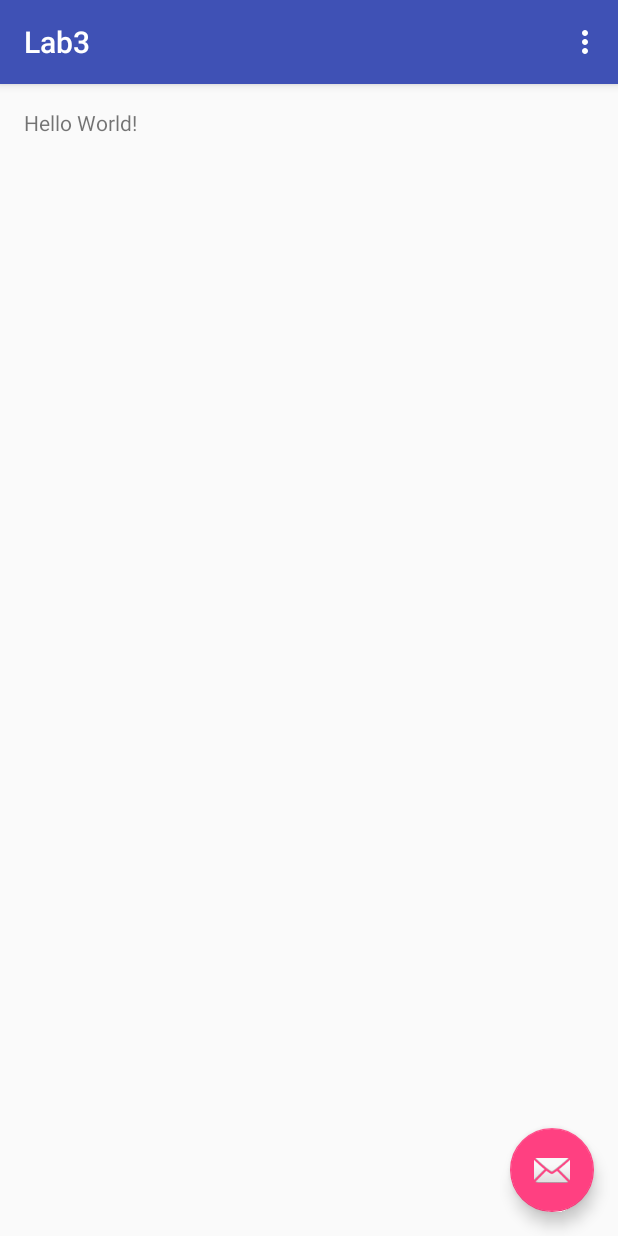
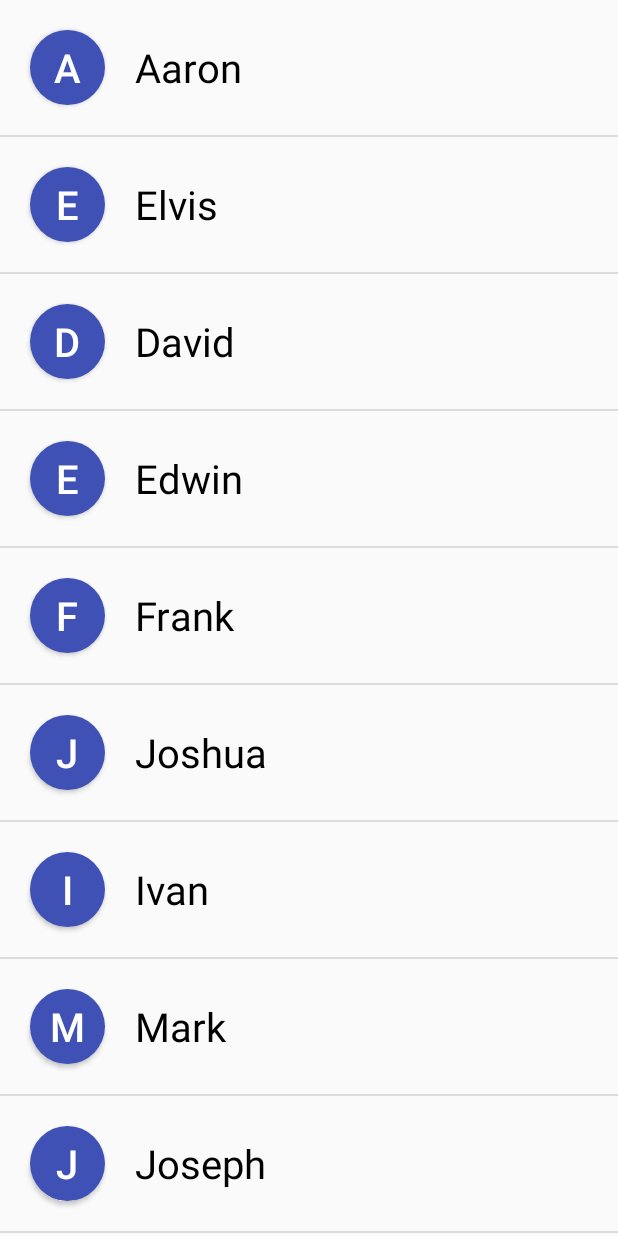
Before and after one commit to OREOmini/Experiment3, an Android app: the screen it shows after launch (MainActivity), on a phone screen of 412 x 824 dp. Run offline under Robolectric (Android 15) with nearby library versions, the phone set to English and light mode, and no system bars.

Commit message:
Finish MyAdpter
main view completed

```diff
--- a/app/src/main/AndroidManifest.xml
+++ b/app/src/main/AndroidManifest.xml
@@ -1,17 +1,17 @@
 <?xml version="1.0" encoding="utf-8"?>
 <manifest xmlns:android="http://schemas.android.com/apk/res/android"
-    package="com.example.wangyunwen.lab3">
+    package="com.example.wangyunwen.lab3" >
 
     <application
         android:allowBackup="true"
         android:icon="@mipmap/ic_launcher"
         android:label="@string/app_name"
         android:supportsRtl="true"
-        android:theme="@style/AppTheme">
+        android:theme="@style/AppTheme" >
         <activity
             android:name=".MainActivity"
             android:label="@string/app_name"
-            android:theme="@style/AppTheme.NoActionBar">
+            android:theme="@style/AppTheme.NoActionBar" >
             <intent-filter>
                 <action android:name="android.intent.action.MAIN" />
 
--- /dev/null
+++ b/app/src/main/java/com/example/wangyunwen/lab3/Contact.java
@@ -0,0 +1,36 @@
+package com.example.wangyunwen.lab3;
+
+/**
+ * Created by wangyunwen on 16/10/13.
+ */
+public class Contact {
+    private String name;
+    private String phoneNum;
+    private String location;
+    private String category;
+    private String backgroundColor;
+
+    public Contact(String n, String pn, String c, String l, String bc) {
+        name = n;
+        phoneNum = pn;
+        category = c;
+        location = l;
+        backgroundColor = bc;
+    }
+
+    String getName() {
+        return name;
+    }
+    String getPhoneNum() {
+        return phoneNum;
+    }
+    String getCategory() {
+        return category;
+    }
+    String getLocation() {
+        return location;
+    }
+    String getBackgroundColor() {
+        return backgroundColor;
+    }
+}
--- a/app/src/main/java/com/example/wangyunwen/lab3/MainActivity.java
+++ b/app/src/main/java/com/example/wangyunwen/lab3/MainActivity.java
@@ -8,45 +8,52 @@ import android.support.v7.widget.Toolbar;
 import android.view.View;
 import android.view.Menu;
 import android.view.MenuItem;
+import android.widget.AdapterView;
+import android.widget.ListView;
+
+import java.util.ArrayList;
+import java.util.List;
 
 public class MainActivity extends AppCompatActivity {
+    List<Contact> list = new ArrayList<Contact>();
 
     @Override
     protected void onCreate(Bundle savedInstanceState) {
         super.onCreate(savedInstanceState);
         setContentView(R.layout.activity_main);
-        Toolbar toolbar = (Toolbar) findViewById(R.id.toolbar);
-        setSupportActionBar(toolbar);
 
-        FloatingActionButton fab = (FloatingActionButton) findViewById(R.id.fab);
-        fab.setOnClickListener(new View.OnClickListener() {
+        putData();
+
+        ListView contact_list = (ListView) findViewById(R.id.contact_list);
+        MyAdapter myAdapter = new MyAdapter(this, list);
+        contact_list.setAdapter(myAdapter);
+
+        contact_list.setOnItemClickListener(new AdapterView.OnItemClickListener() {
             @Override
-            public void onClick(View view) {
-                Snackbar.make(view, "Replace with your own action", Snackbar.LENGTH_LONG)
-                        .setAction("Action", null).show();
+            public void onItemClick(AdapterView<?> parent, View view, int position, long id) {
+
+            }
+        });
+
+        contact_list.setOnItemLongClickListener(new AdapterView.OnItemLongClickListener() {
+            @Override
+            public boolean onItemLongClick(AdapterView<?> parent, View view, int position, long id) {
+                return false;
             }
         });
     }
 
-    @Override
-    public boolean onCreateOptionsMenu(Menu menu) {
-        // Inflate the menu; this adds items to the action bar if it is present.
-        getMenuInflater().inflate(R.menu.menu_main, menu);
-        return true;
-    }
+    private void putData() {
 
-    @Override
-    public boolean onOptionsItemSelected(MenuItem item) {
-        // Handle action bar item clicks here. The action bar will
-        // automatically handle clicks on the Home/Up button, so long
-        // as you specify a parent activity in AndroidManifest.xml.
-        int id = item.getItemId();
-
-        //noinspection SimplifiableIfStatement
-        if (id == R.id.action_settings) {
-            return true;
-        }
-
-        return super.onOptionsItemSelected(item);
+        list.add(new Contact("Aaron","17715523654","手机","江苏苏州电信","BB4C3B"));
+        list.add(new Contact("Elvis","18825653224","手机","广东揭阳移动","c48d30"));
+        list.add(new Contact("David","15052116654","手机","江苏无锡移动","4469b0"));
+        list.add(new Contact("Edwin","18854211875","手机","山东青岛移动","20A17B"));
+        list.add(new Contact("Frank","13955188541","手机","安徽合肥移动","BB4C3B"));
+        list.add(new Contact("Joshua","13621574410","手机","江苏苏州移动","c48d30"));
+        list.add(new Contact("Ivan","15684122771","手机","山东烟台联通","4469b0"));
+        list.add(new Contact("Mark","17765213579","手机","广东珠海电信","20A17B"));
+        list.add(new Contact("Joseph","13315466578","手机","河北石家庄电信","BB4C3B"));
+        list.add(new Contact("Phoebe","17895466428","手机","山东东营移动","c48d30"));
     }
 }
--- /dev/null
+++ b/app/src/main/java/com/example/wangyunwen/lab3/MyAdapter.java
@@ -0,0 +1,80 @@
+package com.example.wangyunwen.lab3;
+
+import java.lang.String;
+
+import android.content.Context;
+import android.view.LayoutInflater;
+import android.view.ViewGroup;
+import android.widget.BaseAdapter;
+import android.app.Activity;
+import android.app.AlertDialog;
+import android.os.Bundle;
+import android.view.View;
+import android.view.View.OnClickListener;
+import android.widget.Button;
+import android.content.Context;
+import android.widget.ImageButton;
+import android.widget.ListView;
+import android.widget.TextView;
+
+import java.util.*;
+
+/**
+ * Created by wangyunwen on 16/10/13.
+ */
+
+
+public class MyAdapter extends BaseAdapter {
+    private List<Contact> list;
+    private Context context;
+
+    public MyAdapter(Context context, List<Contact> list) {
+        this.context = context;
+        this.list = list;
+    }
+    @Override
+    public int getCount() {
+        if(list == null)
+            return 0;
+        else
+            return list.size();
+    }
+
+    @Override
+    public Contact getItem(int i) {
+        if(list == null)
+            return null;
+        else
+            return list.get(i);
+    }
+
+    @Override
+    public long getItemId(int i) {
+        return i;
+    }
+
+    @Override
+    public View getView(int i, View view, ViewGroup viewGroup) {
+        View convertView;
+        ViewHolder viewHolder;
+
+        if(view == null) {
+            convertView = LayoutInflater.from(context).inflate(R.layout.item, null);
+            viewHolder = new ViewHolder();
+            viewHolder.initial = (Button) convertView.findViewById(R.id.initial);
+            viewHolder.name = (TextView) convertView.findViewById(R.id.name);
+            convertView.setTag(viewHolder);
+        } else {
+            convertView = view;
+            viewHolder = (ViewHolder) convertView.getTag();
+        }
+        viewHolder.initial.setText(list.get(i).getName().substring(0, 1));
+        viewHolder.name.setText(list.get(i).getName());
+
+        return convertView;
+    }
+    private class ViewHolder {
+        public Button initial;
+        public TextView name;
+    }
+}
--- /dev/null
+++ b/app/src/main/res/drawable/item_image.xml
@@ -0,0 +1,8 @@
+<?xml version="1.0" encoding="utf-8"?>
+<shape xmlns:android="http://schemas.android.com/apk/res/android">
+    <solid
+        android:color="#3F51B5"/>
+
+    <corners
+        android:radius="25dp"/>
+</shape>
--- a/app/src/main/res/layout/activity_main.xml
+++ b/app/src/main/res/layout/activity_main.xml
@@ -1,5 +1,6 @@
 <?xml version="1.0" encoding="utf-8"?>
-<android.support.design.widget.CoordinatorLayout xmlns:android="http://schemas.android.com/apk/res/android"
+<android.support.design.widget.CoordinatorLayout
+    xmlns:android="http://schemas.android.com/apk/res/android"
     xmlns:app="http://schemas.android.com/apk/res-auto"
     xmlns:tools="http://schemas.android.com/tools"
     android:layout_width="match_parent"
@@ -7,28 +8,11 @@
     android:fitsSystemWindows="true"
     tools:context="com.example.wangyunwen.lab3.MainActivity">
 
-    <android.support.design.widget.AppBarLayout
+    <ListView
         android:layout_width="match_parent"
-        android:layout_height="wrap_content"
-        android:theme="@style/AppTheme.AppBarOverlay">
+        android:layout_height="match_parent"
+        android:id="@+id/contact_list">
 
-        <android.support.v7.widget.Toolbar
-            android:id="@+id/toolbar"
-            android:layout_width="match_parent"
-            android:layout_height="?attr/actionBarSize"
-            android:background="?attr/colorPrimary"
-            app:popupTheme="@style/AppTheme.PopupOverlay" />
-
-    </android.support.design.widget.AppBarLayout>
-
-    <include layout="@layout/content_main" />
-
-    <android.support.design.widget.FloatingActionButton
-        android:id="@+id/fab"
-        android:layout_width="wrap_content"
-        android:layout_height="wrap_content"
-        android:layout_gravity="bottom|end"
-        android:layout_margin="@dimen/fab_margin"
-        android:src="@android:drawable/ic_dialog_email" />
+    </ListView>
 
 </android.support.design.widget.CoordinatorLayout>
--- a/app/src/main/res/layout/content_main.xml
+++ b/app/src/main/res/layout/content_main.xml
@@ -1,19 +1,20 @@
 <?xml version="1.0" encoding="utf-8"?>
-<RelativeLayout xmlns:android="http://schemas.android.com/apk/res/android"
+<RelativeLayout
+    xmlns:android="http://schemas.android.com/apk/res/android"
+    xmlns:tools="http://schemas.android.com/tools"
     xmlns:app="http://schemas.android.com/apk/res-auto"
-    xmlns:tools="http://schemas.android.com/tools"
     android:layout_width="match_parent"
     android:layout_height="match_parent"
-    android:paddingBottom="@dimen/activity_vertical_margin"
     android:paddingLeft="@dimen/activity_horizontal_margin"
     android:paddingRight="@dimen/activity_horizontal_margin"
     android:paddingTop="@dimen/activity_vertical_margin"
+    android:paddingBottom="@dimen/activity_vertical_margin"
     app:layout_behavior="@string/appbar_scrolling_view_behavior"
-    tools:context="com.example.wangyunwen.lab3.MainActivity"
-    tools:showIn="@layout/activity_main">
+    tools:showIn="@layout/activity_main"
+    tools:context="com.example.wangyunwen.lab3.MainActivity">
 
     <TextView
+        android:text="Hello World!"
         android:layout_width="wrap_content"
-        android:layout_height="wrap_content"
-        android:text="Hello World!" />
+        android:layout_height="wrap_content" />
 </RelativeLayout>
--- /dev/null
+++ b/app/src/main/res/layout/item.xml
@@ -0,0 +1,25 @@
+<?xml version="1.0" encoding="utf-8"?>
+<LinearLayout xmlns:android="http://schemas.android.com/apk/res/android"
+    android:orientation="horizontal"
+    android:layout_width="match_parent"
+    android:layout_height="wrap_content"
+    >
+    <Button
+        android:id="@+id/initial"
+        android:text="A"
+        android:textColor="@color/white"
+        android:textSize="12pt"
+        android:layout_width="50dp"
+        android:layout_height="50dp"
+        android:layout_margin="20dp"
+        android:background="@drawable/item_image"/>
+
+    <TextView
+        android:id="@+id/name"
+        android:text="Name"
+        android:textColor="@color/black"
+        android:textSize="12pt"
+        android:gravity="center_vertical"
+        android:layout_width="match_parent"
+        android:layout_height="match_parent" />
+</LinearLayout>
--- a/app/src/main/res/menu/menu_main.xml
+++ b/app/src/main/res/menu/menu_main.xml
@@ -1,10 +1,9 @@
 <menu xmlns:android="http://schemas.android.com/apk/res/android"
     xmlns:app="http://schemas.android.com/apk/res-auto"
     xmlns:tools="http://schemas.android.com/tools"
-    tools:context="com.example.wangyunwen.lab3.MainActivity">
-    <item
-        android:id="@+id/action_settings"
+    tools:context="com.example.wangyunwen.lab3.MainActivity" >
+    <item android:id="@+id/action_settings"
+        android:title="@string/action_settings"
         android:orderInCategory="100"
-        android:title="@string/action_settings"
         app:showAsAction="never" />
 </menu>
--- a/app/src/main/res/values-v21/styles.xml
+++ b/app/src/main/res/values-v21/styles.xml
@@ -1,5 +1,4 @@
 <resources>
-
             <style name="AppTheme.NoActionBar">
             <item name="windowActionBar">false</item>
             <item name="windowNoTitle">true</item>
--- a/app/src/main/res/values/colors.xml
+++ b/app/src/main/res/values/colors.xml
@@ -3,4 +3,6 @@
     <color name="colorPrimary">#3F51B5</color>
     <color name="colorPrimaryDark">#303F9F</color>
     <color name="colorAccent">#FF4081</color>
+    <color name="white">#FFFFFF</color>
+    <color name="black">#000000</color>
 </resources>
--- a/app/src/main/res/values/styles.xml
+++ b/app/src/main/res/values/styles.xml
@@ -7,14 +7,11 @@
         <item name="colorPrimaryDark">@color/colorPrimaryDark</item>
         <item name="colorAccent">@color/colorAccent</item>
     </style>
-
     <style name="AppTheme.NoActionBar">
         <item name="windowActionBar">false</item>
         <item name="windowNoTitle">true</item>
     </style>
-
     <style name="AppTheme.AppBarOverlay" parent="ThemeOverlay.AppCompat.Dark.ActionBar" />
-
     <style name="AppTheme.PopupOverlay" parent="ThemeOverlay.AppCompat.Light" />
 
 </resources>
```
Lines whose indentation alone changed are shown as unchanged.
